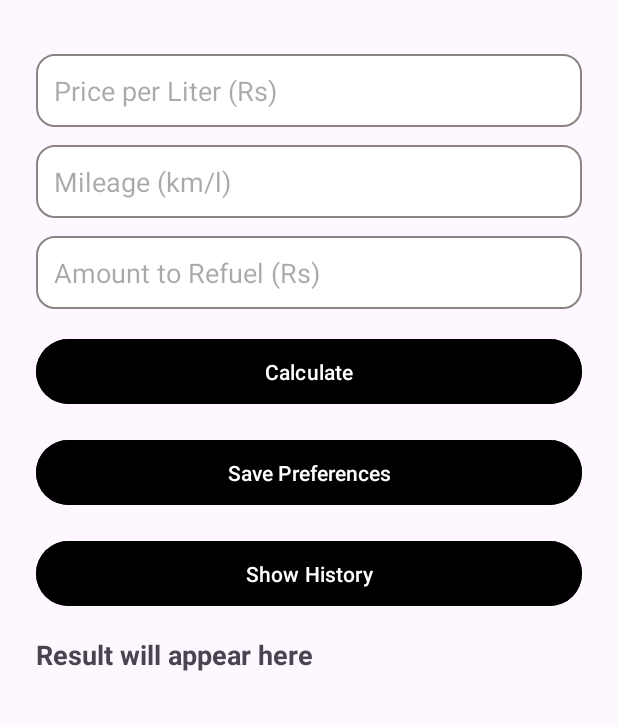
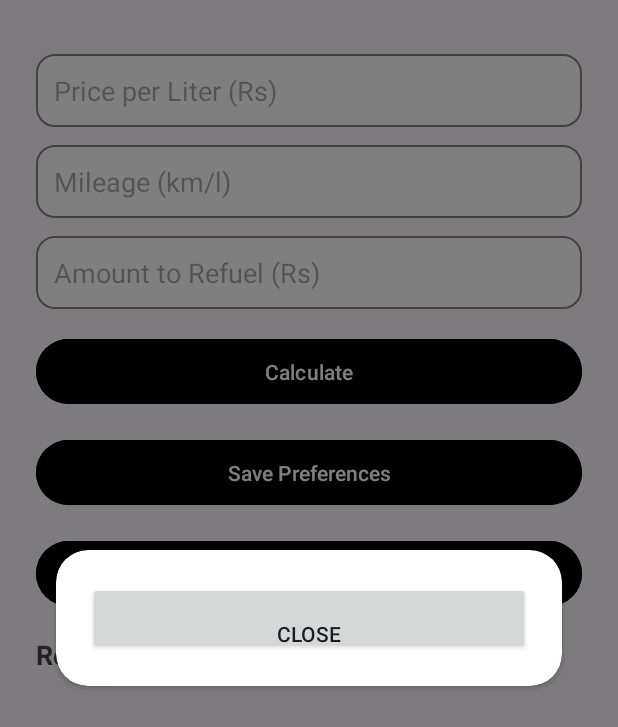
Before and after one commit to Uzair42/petroCalcAi, an Android app: the screen it shows after launch (MainActivity), after a tap on "Show History", on a phone screen of 412 x 824 dp. Shown: the top 727 px of the screen. Run offline under Robolectric (Android 15) with nearby library versions, the phone set to English and light mode, and no system bars; libraries missing offline, so code that uses them is left out: com.github.mikephil.charting, com.google.firebase.crashlytics; 9 statements that could not run were skipped.

Commit message:
fix Graph chartFragment

```diff
--- a/app/src/main/java/com/mu42/petrolefficiency/ChartFragment.kt
+++ b/app/src/main/java/com/mu42/petrolefficiency/ChartFragment.kt
@@ -4,8 +4,17 @@ import android.app.Dialog
 import android.graphics.Color
 import android.os.Bundle
 import android.os.DropBoxManager
+import android.view.Gravity
+import android.view.LayoutInflater
+import android.view.View
+import android.view.ViewGroup
+import android.widget.Button
+import android.widget.FrameLayout
+import android.widget.LinearLayout
 import androidx.appcompat.app.AlertDialog
+import androidx.cardview.widget.CardView
 import androidx.fragment.app.DialogFragment
+import androidx.fragment.app.Fragment
 import com.github.mikephil.charting.charts.LineChart
 import com.github.mikephil.charting.data.Entry
 import com.github.mikephil.charting.data.LineData
@@ -14,8 +23,8 @@ import com.google.firebase.crashlytics.buildtools.reloc.com.google.common.reflec
 import com.google.gson.Gson
 
 
-// ChartFragment.kt
-class ChartFragment : DialogFragment() {
+// ChartFragment.kt (converted to full-screen centered Fragment with expanded chart)
+class ChartFragment : Fragment() {
     companion object {
         fun newInstance(history: List<Pair<Double, Double>>): ChartFragment {
             val fragment = ChartFragment()
@@ -32,10 +41,41 @@ class ChartFragment : DialogFragment() {
 
     data class ChartEntry(val x: Float, val y: Float)
 
-    override fun onCreateDialog(savedInstanceState: Bundle?): Dialog {
-        val context = requireContext()
-        val chart = LineChart(context)
-        val json = arguments?.getString("entries") ?: return Dialog(context)
+    override fun onCreateView(
+        inflater: LayoutInflater,
+        container: ViewGroup?,
+        savedInstanceState: Bundle?
+    ): View? {
+        val rootLayout = FrameLayout(requireContext()).apply {
+            layoutParams = FrameLayout.LayoutParams(
+                FrameLayout.LayoutParams.MATCH_PARENT,
+                FrameLayout.LayoutParams.MATCH_PARENT
+            )
+            setBackgroundColor(Color.parseColor("#80000000")) // semi-transparent background
+            setPadding(24, 24, 24, 24)
+        }
+
+        val chartCard = CardView(requireContext()).apply {
+            radius = 32f
+            setCardBackgroundColor(Color.WHITE)
+            layoutParams = FrameLayout.LayoutParams(
+                FrameLayout.LayoutParams.MATCH_PARENT,
+                FrameLayout.LayoutParams.WRAP_CONTENT
+            ).apply {
+                gravity = Gravity.CENTER
+                marginStart = 32
+                marginEnd = 32
+            }
+        }
+
+        val chart = LineChart(requireContext()).apply {
+            layoutParams = LinearLayout.LayoutParams(
+                ViewGroup.LayoutParams.MATCH_PARENT,
+                600 // increased height for better visibility
+            )
+        }
+
+        val json = arguments?.getString("entries") ?: return rootLayout
         val type = object : TypeToken<List<ChartEntry>>() {}.type
         val chartEntries: List<ChartEntry> = Gson().fromJson(json, type)
 
@@ -46,15 +86,45 @@ class ChartFragment : DialogFragment() {
             lineWidth = 2f
             circleRadius = 4f
             setDrawValues(true)
+            setDrawCircles(true)
+            setDrawFilled(true)
+            fillColor = Color.parseColor("#A3D8F4")
         }
 
         chart.data = LineData(dataSet)
         chart.description.text = "Fuel History"
+        chart.setPadding(32, 32, 32, 32)
         chart.invalidate()
 
-        return AlertDialog.Builder(context)
-            .setView(chart)
-            .setPositiveButton("OK") { dialog, _ -> dialog.dismiss() }
-            .create()
+        val closeBtn = Button(requireContext()).apply {
+            text = "Close"
+            setPadding(0, 32, 0, 0)
+            layoutParams = LinearLayout.LayoutParams(
+                ViewGroup.LayoutParams.MATCH_PARENT,
+                ViewGroup.LayoutParams.WRAP_CONTENT
+            )
+            setOnClickListener {
+                parentFragmentManager.popBackStack()
+            }
+        }
+
+        val linear = LinearLayout(requireContext()).apply {
+            orientation = LinearLayout.VERTICAL
+            setPadding(32, 32, 32, 32)
+            addView(chart)
+            addView(closeBtn)
+        }
+
+        chartCard.addView(linear)
+        rootLayout.addView(chartCard)
+        return rootLayout
+    }
+
+    override fun onStart() {
+        super.onStart()
+        activity?.window?.setLayout(
+            ViewGroup.LayoutParams.MATCH_PARENT,
+            ViewGroup.LayoutParams.MATCH_PARENT
+        )
     }
 }
--- a/app/src/main/java/com/mu42/petrolefficiency/MainFragment.kt
+++ b/app/src/main/java/com/mu42/petrolefficiency/MainFragment.kt
@@ -90,8 +90,14 @@ class MainFragment : Fragment() {
 
     private fun showHistoryChart() {
         val chartFragment = ChartFragment.newInstance(fuelHistory)
-        chartFragment.show(parentFragmentManager, "chart")
+        parentFragmentManager.beginTransaction()
+            .setReorderingAllowed(true)
+            .add(android.R.id.content, chartFragment)
+            .addToBackStack("ChartFragment")
+            .commit()
     }
+
+
 
     override fun onDestroyView() {
         super.onDestroyView()
```
